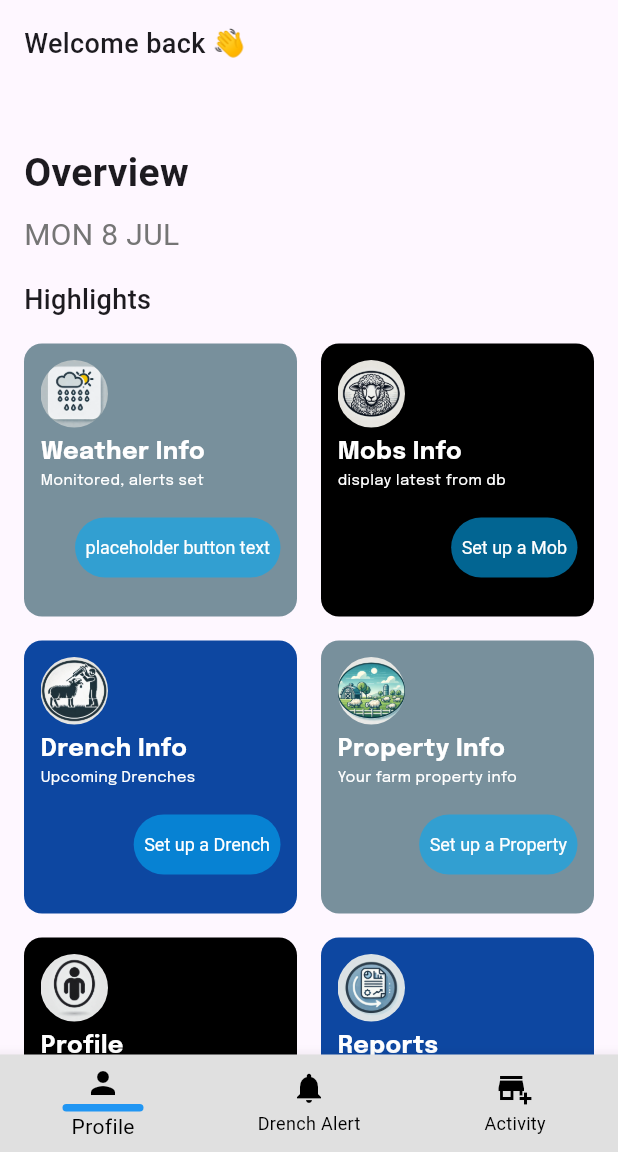
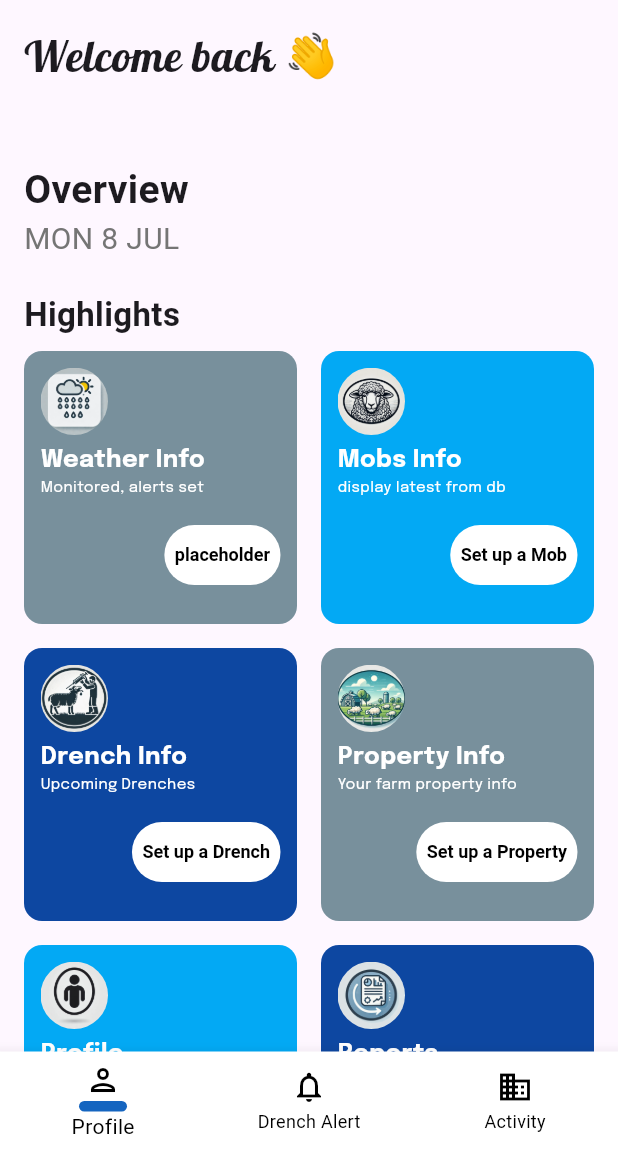
Before and after one commit to mn-nao-ren/drenchmate1017, a Flutter app: the DashboardScreen screen opened by its route, on a phone screen of 412 x 824 dp, the part 84-1236 px from its top. Run offline on Flutter 3.47's test engine with Material 3 defaults, Android fonts, the phone set to English and light mode, and no system bars; our stand-ins replace cloud_firestore, firebase_auth, firebase_core, google_fonts, modal_progress_hud_nsn; accounts and stored records are empty.

Commit message:
added algo

```diff
--- /dev/null
+++ b/lib/business_logic/models/drench_schedule.dart
@@ -0,0 +1,36 @@
+import 'package:intl/intl.dart';
+
+class DrenchSchedule {
+  DateTime currentDate;
+  DateTime lastDrenchDate;
+  int effectivePeriodDays;
+  int fecalEggCount;
+  String weatherConditions;
+
+  DrenchSchedule({
+    required this.currentDate,
+    required this.lastDrenchDate,
+    required this.effectivePeriodDays,
+    required this.fecalEggCount,
+    required this.weatherConditions,
+  });
+
+  DateTime determineNextDrenchDate() {
+    final daysSinceLastDrench = currentDate.difference(lastDrenchDate).inDays;
+
+    final reInfectionRisk = ( (weatherConditions == 'warm_humid') && (fecalEggCount > 0) ) ? 'high' : 'low';
+
+    // double check units of measurement for fecalEggThreshold
+    const fecalEggThreshold = 200;
+
+    final nextDrenchNeeded = fecalEggCount > fecalEggThreshold;
+
+    final drenchEffective = daysSinceLastDrench <= effectivePeriodDays;
+
+    if (nextDrenchNeeded || !drenchEffective || reInfectionRisk == 'high') {
+      return currentDate;
+    } else {
+      return lastDrenchDate.add(Duration(days: effectivePeriodDays));
+    }
+  }
+}
--- a/lib/presentation/components/bottom_navigation_bar.dart
+++ b/lib/presentation/components/bottom_navigation_bar.dart
@@ -20,9 +20,10 @@ class _MyNavigationBarState extends State<MyNavigationBar> {
     return BottomNavigationBar(
       currentIndex: _currentIndex,
 
-        backgroundColor: Colors.grey.shade300,
+        backgroundColor: Colors.white,
       selectedItemColor: Colors.black,
       unselectedItemColor: Colors.black,
+
 
       onTap: (int newIndex) {
         setState(() {
@@ -36,11 +37,56 @@ class _MyNavigationBarState extends State<MyNavigationBar> {
               ? Column(
             mainAxisSize: MainAxisSize.min,
             children: [
-              const Icon(Icons.person),
+              const Icon(Icons.person_outlined),
               const SizedBox(height: 2),
               SizedBox(
-                height: 5,
-                width: 54,
+                height: 7,
+                width: 32,
+                child: DecoratedBox(
+                  decoration: BoxDecoration(
+                    color: Colors.blue.shade800,
+                    borderRadius: BorderRadius.circular(55),
+                  ),
+                ),
+              )
+            ],
+          )
+              : const Icon(Icons.person_outlined),
+        ),
+        BottomNavigationBarItem(
+          label: 'Drench Alert',
+
+          icon: _currentIndex == 1
+              ? Column(
+            mainAxisSize: MainAxisSize.min,
+            children: [
+              const Icon(Icons.notifications_outlined),
+              const SizedBox(height: 2),
+              SizedBox(
+                height: 7,
+                width: 45,
+                child: DecoratedBox(
+                  decoration: BoxDecoration(
+                    color: Colors.red.shade600,
+                    borderRadius: BorderRadius.circular(55),
+                  ),
+                ),
+              )
+            ],
+          )
+              : const Icon(Icons.notifications_outlined),
+        ),
+        BottomNavigationBarItem(
+          label: 'Activity',
+          icon: _currentIndex == 2
+              ? Column(
+            mainAxisSize: MainAxisSize.min,
+            children: [
+              const Icon(Icons.business_outlined),
+              const SizedBox(height: 2),
+              SizedBox(
+                height: 7,
+                width: 32,
                 child: DecoratedBox(
                   decoration: BoxDecoration(
                     color: Colors.blue,
@@ -50,51 +96,7 @@ class _MyNavigationBarState extends State<MyNavigationBar> {
               )
             ],
           )
-              : const Icon(Icons.person),
-        ),
-        BottomNavigationBarItem(
-          label: 'Drench Alert',
-          icon: _currentIndex == 1
-              ? Column(
-            mainAxisSize: MainAxisSize.min,
-            children: [
-              const Icon(Icons.notifications),
-              const SizedBox(height: 2),
-              SizedBox(
-                height: 5,
-                width: 77,
-                child: DecoratedBox(
-                  decoration: BoxDecoration(
-                    color: Colors.red.shade600,
-                    borderRadius: BorderRadius.circular(55),
-                  ),
-                ),
-              )
-            ],
-          )
-              : const Icon(Icons.notifications),
-        ),
-        BottomNavigationBarItem(
-          label: 'Activity',
-          icon: _currentIndex == 2
-              ? Column(
-            mainAxisSize: MainAxisSize.min,
-            children: [
-              const Icon(Icons.add_business),
-              const SizedBox(height: 2),
-              SizedBox(
-                height: 5,
-                width: 56,
-                child: DecoratedBox(
-                  decoration: BoxDecoration(
-                    color: Colors.blue,
-                    borderRadius: BorderRadius.circular(55),
-                  ),
-                ),
-              )
-            ],
-          )
-              : const Icon(Icons.add_business),
+              : const Icon(Icons.business_outlined),
         ),
       ]
     );
--- a/lib/presentation/components/highlight_card.dart
+++ b/lib/presentation/components/highlight_card.dart
@@ -59,9 +59,9 @@ class HighlightCard extends StatelessWidget {
               child: TextButton(
                 style: TextButton.styleFrom(
                   padding: const EdgeInsets.all(7),
-                  backgroundColor: Colors.lightBlue.withOpacity(0.6),
-                  foregroundColor: Colors.white,
-                  textStyle: const TextStyle(fontSize: 12),
+                  backgroundColor: Colors.white,
+                  foregroundColor: Colors.black,
+                  textStyle: const TextStyle(fontSize: 12, fontWeight: FontWeight.w600),
 
                 ),
                 onPressed: onButtonPressed,
--- a/lib/presentation/components/username.dart
+++ b/lib/presentation/components/username.dart
@@ -47,7 +47,7 @@ class _UserProfileState extends State<UserProfile> {
     return Text(
       username,
       style: GoogleFonts.epilogue(
-        fontSize: 22,
+        fontSize: 21,
           fontWeight: FontWeight.w700,
         color: Colors.black,
       ),
--- a/lib/presentation/screens/dashboard_view.dart
+++ b/lib/presentation/screens/dashboard_view.dart
@@ -49,36 +49,44 @@ class DashboardScreen extends StatelessWidget {
           child: Column(
             crossAxisAlignment: CrossAxisAlignment.start,
             children: [
-              const Text(
+              Text(
                 'Welcome back 👋',
-                style: TextStyle(fontSize: 18, fontWeight: FontWeight.w500),
+                style: GoogleFonts.lobster(
+                    fontSize: 29,
+                    fontWeight: FontWeight.w500
+                ),
               ),
-              const SizedBox(height: 8),
-              // John Doer is just a placeholder,
-              // develop with stateful widget and fetch
-              // do not use the following text widget
+
               const UserProfile(),
-              // Text(
-              //   'William Butcher',
-              //   style: TextStyle(fontSize: 22, fontWeight: FontWeight.bold),
-              // ),
-              const SizedBox(height: 16),
-              const Text(
+
+              const SizedBox(height: 20),
+
+
+              Text(
                 'Overview',
-                style: TextStyle(fontSize: 26, fontWeight: FontWeight.bold),
+                style: GoogleFonts.roboto(fontSize: 26, fontWeight: FontWeight.w600),
               ),
-              const SizedBox(height: 8),
+
+
+
               Text(
                 DateFormat('EEE d MMM').format(DateTime.now()).toUpperCase(),
                 style: TextStyle(fontSize: 20, color: Colors.grey.shade600),
 
               ),
-              const SizedBox(height: 16),
+
+              const SizedBox(height: 20),
+
+
+
               const Text(
                 'Highlights',
-                style: TextStyle(fontSize: 18, fontWeight: FontWeight.w500),
+                style: TextStyle(fontSize: 22, fontWeight: FontWeight.bold),
               ),
-              const SizedBox(height: 16),
+
+              const SizedBox(height: 9),
+
+
               SingleChildScrollView(
                 child: GridView.count(
                   crossAxisCount: 2,
@@ -92,13 +100,13 @@ class DashboardScreen extends StatelessWidget {
                       icon: 'assets/weather.png',
                       title: 'Weather Info',
                       subtitle: 'Monitored, alerts set',
-                      buttonText: 'placeholder button text',
+                      buttonText: 'placeholder',
                       onButtonPressed: () {
 
                       },
                     ),
                     HighlightCard(
-                      color: Colors.black,
+                      color: Colors.lightBlue.shade500,
                       icon: 'assets/icon/mob.png',
                       title: 'Mobs Info',
                       subtitle: 'display latest from db',
@@ -129,7 +137,7 @@ class DashboardScreen extends StatelessWidget {
                       },
                     ),
                     HighlightCard(
-                      color: Colors.black,
+                      color: Colors.lightBlue.shade500,
                       icon: 'assets/icon/profile.png',
                       title: 'Profile',
                       subtitle: 'Add, restrict actions',
--- a/lib/presentation/screens/drench_entry_screen.dart
+++ b/lib/presentation/screens/drench_entry_screen.dart
@@ -5,6 +5,7 @@ import 'package:drenchmate_2024/business_logic/models/chemical_provider.dart';
 import 'package:cloud_firestore/cloud_firestore.dart';
 import 'chemical_entry_screen.dart';
 import 'package:drenchmate_2024/business_logic/services/new_drench_state_controller.dart';
+import 'package:drenchmate_2024/presentation/screens/dashboard_view.dart';
 
 class DrenchEntryScreen extends StatefulWidget {
   static String id = 'drench_entry_screen';
@@ -51,19 +52,7 @@ class _DrenchEntryScreenState extends State<DrenchEntryScreen> {
       ScaffoldMessenger.of(context).showSnackBar(
         const SnackBar(content: Text('Drench Entry Saved')),
       );
-
-
-      // for what?
-      // final drenchEntries = await FirebaseFirestore.instance.collection('drench_records').get().then((snapshot) {
-      //   return snapshot.docs.map((doc) => doc.data()).toList();
-      // });
-      //
-      // final currentIndex = drenchEntries.indexWhere((entry) =>
-      // entry['PropertyID'] == drenchDetails['PropertyID'] &&
-      //     entry['DrenchingDate'] == drenchDetails['DrenchingDate'] &&
-      //     entry['MobID'] == drenchDetails['MobID'] &&
-      //     entry['ChemicalID'] == drenchDetails['ChemicalID']);
-
+      Navigator.pushNamed(context, DashboardScreen.id);
     }
   }
 
```
